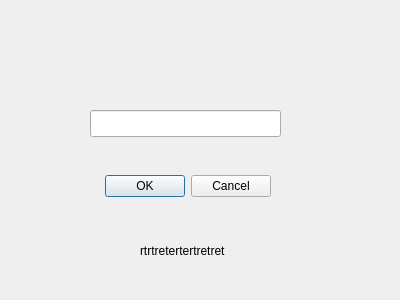
The window that VisualizeFI/ItemSetViewDialog.ui (huyite/VisualizeFI) describes before a commit, drawn with Qt 5.
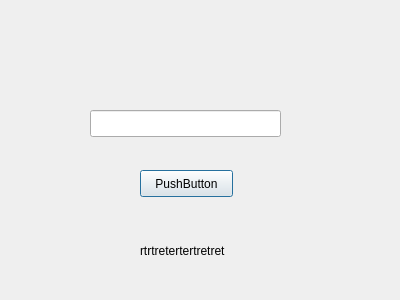
The same window after the commit.

```diff
--- a/VisualizeFI/ItemSetViewDialog.ui
+++ b/VisualizeFI/ItemSetViewDialog.ui
@@ -13,22 +13,6 @@
   <property name="windowTitle">
    <string>Dialog</string>
   </property>
-  <widget class="QDialogButtonBox" name="buttonBox">
-   <property name="geometry">
-    <rect>
-     <x>90</x>
-     <y>170</y>
-     <width>181</width>
-     <height>32</height>
-    </rect>
-   </property>
-   <property name="orientation">
-    <enum>Qt::Horizontal</enum>
-   </property>
-   <property name="standardButtons">
-    <set>QDialogButtonBox::Cancel|QDialogButtonBox::Ok</set>
-   </property>
-  </widget>
   <widget class="QLineEdit" name="lineEdit">
    <property name="geometry">
     <rect>
@@ -52,6 +36,19 @@
     <string>rtrtretertertretret</string>
    </property>
   </widget>
+  <widget class="QPushButton" name="pushButton">
+   <property name="geometry">
+    <rect>
+     <x>140</x>
+     <y>170</y>
+     <width>93</width>
+     <height>27</height>
+    </rect>
+   </property>
+   <property name="text">
+    <string>PushButton</string>
+   </property>
+  </widget>
  </widget>
  <resources/>
  <connections>
```
Left out of the diff: 30 changed lines with no effect on the pictures.
